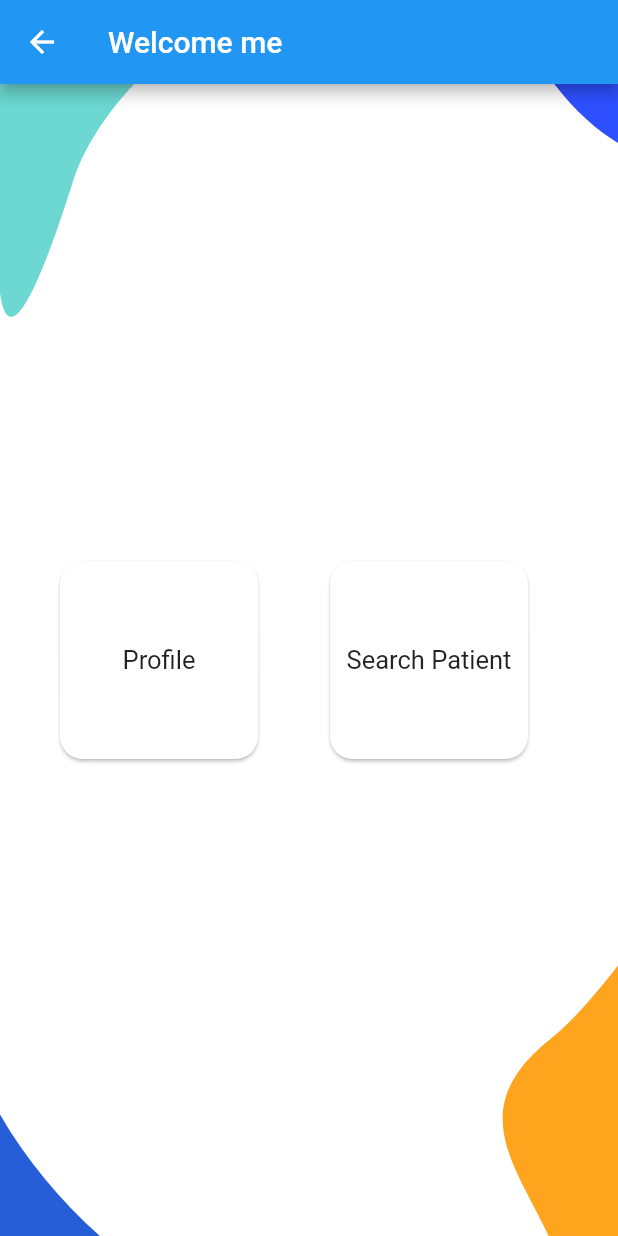
After one commit to yash412/health_monitoring_system, a Flutter app: the DoctorHomeScreen screen opened directly, on a phone screen of 412 x 824 dp. The commit adds this screen. Run offline on Flutter 3.47's test engine with Material 2 defaults, Android fonts, the phone set to English and light mode, and no system bars; our stand-ins replace flutter_svg, form_field_validator.

Commit message:
Added home pages for users

```diff
--- a/lib/main.dart
+++ b/lib/main.dart
@@ -21,7 +21,7 @@ class MyApp extends StatelessWidget {
         elevatedButtonTheme: ElevatedButtonThemeData(
           style: TextButton.styleFrom(
             backgroundColor: primaryColor,
-            padding: EdgeInsets.all(defaultPadding),
+            padding: const EdgeInsets.all(defaultPadding),
           ),
         ),
         inputDecorationTheme: InputDecorationTheme(
--- /dev/null
+++ b/lib/screens/profile/doctor.dart
@@ -0,0 +1,76 @@
+import 'package:flutter/material.dart';
+import 'package:flutter_svg/svg.dart';
+import '../../constants.dart';
+
+class DoctorHomeScreen extends StatelessWidget {
+  String user = "Name";
+
+  DoctorHomeScreen(this.user, {Key? key}) : super(key: key);
+
+  @override
+  Widget build(BuildContext context) {
+    return Scaffold(
+      appBar: AppBar(
+        title: Text("Welcome " + user),
+      ),
+      body: Stack(
+        fit: StackFit.expand,
+        children: [
+          SvgPicture.asset(
+            "assets/icons/Sign_Up_bg.svg",
+            fit: BoxFit.cover,
+            height: MediaQuery.of(context).size.height,
+          ),
+          Padding(
+            padding: const EdgeInsets.symmetric(
+                horizontal: defaultPadding, vertical: defaultPadding),
+            child: SafeArea(
+              child: myProfile(),
+            ),
+          )
+        ],
+      ),
+    );
+  }
+
+  Widget myProfile() {
+    return Row(
+      children: [
+        Container(
+            width: 180,
+            height: 180,
+            padding: const EdgeInsets.all(20.0),
+            child: Card(
+              shape: RoundedRectangleBorder(
+                borderRadius: BorderRadius.circular(15.0),
+              ),
+              child: const Center(
+                  child: Text(
+                'Profile',
+                style: TextStyle(
+                    fontWeight: FontWeight.w400,
+                    fontSize: 17,
+                    fontStyle: FontStyle.normal),
+              )),
+            )),
+        Container(
+            width: 180,
+            height: 180,
+            padding: const EdgeInsets.all(20.0),
+            child: Card(
+              shape: RoundedRectangleBorder(
+                borderRadius: BorderRadius.circular(15.0),
+              ),
+              child: const Center(
+                  child: Text(
+                'Search Patient',
+                style: TextStyle(
+                    fontWeight: FontWeight.w400,
+                    fontSize: 17,
+                    fontStyle: FontStyle.normal),
+              )),
+            )),
+      ],
+    );
+  }
+}
```
Also changed, not shown: lib/screens/auth/components/sign_in_form.dart (+7 -6 lines), lib/screens/auth/sign_in_screen.dart (+10 -4 lines), lib/screens/profile/lab.dart (added, +76 -0 lines), lib/screens/profile/patient.dart (added, +118 -0 lines), lib/screens/welcome/welcome_screen.dart (+12 -4 lines).
